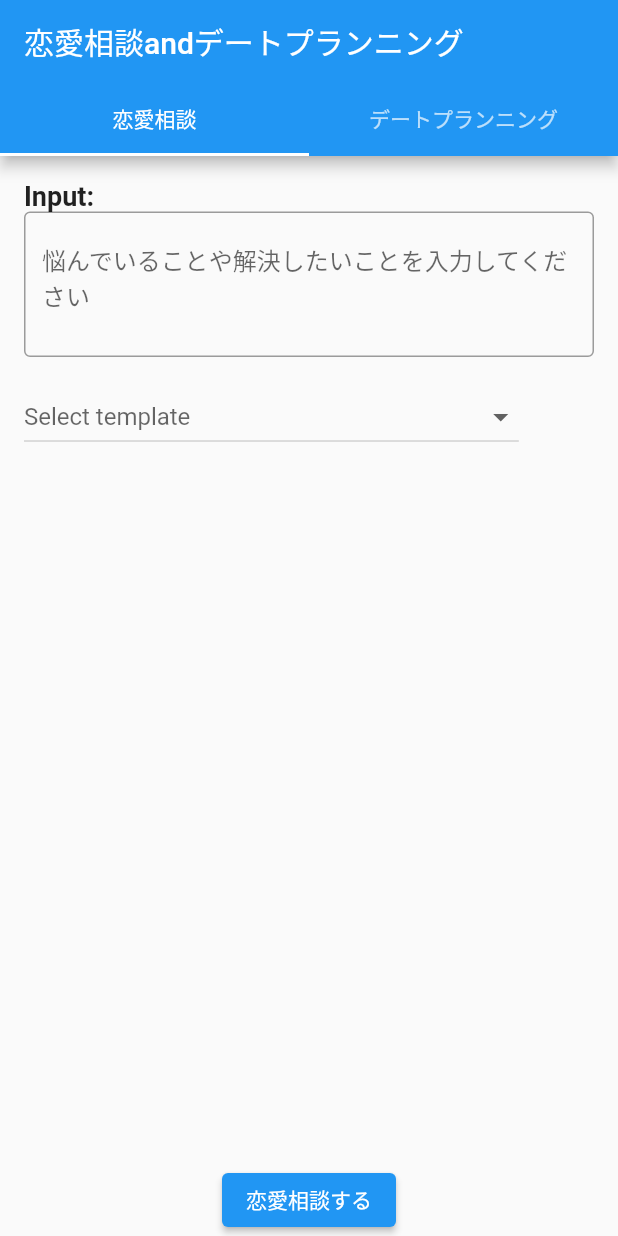
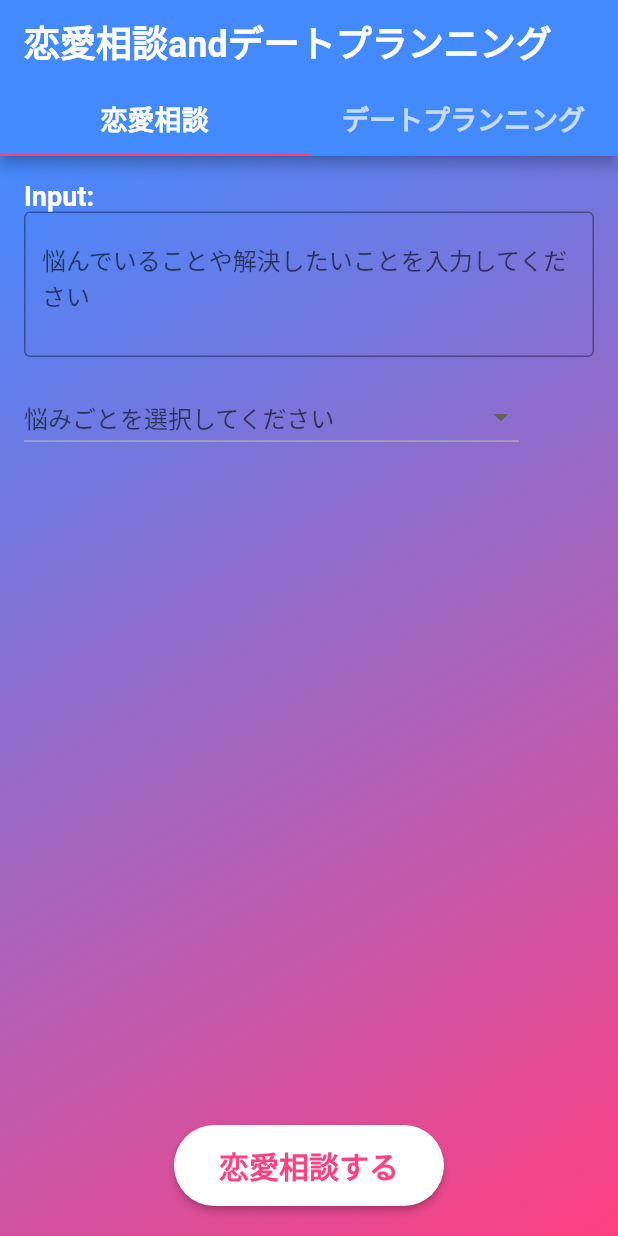
Before and after one commit to amIkaito/inlove, a Flutter app: the screen it shows after launch, on a phone screen of 412 x 824 dp. Run offline on Flutter 3.47's test engine with Material 2 defaults, Android fonts, the phone set to English and light mode, and no system bars; Roboto replaces fonts that are missing (DancingScript).

Commit message:
APIキー変更 デザイン変更

```diff
--- a/lib/Tabbar/love_advice.dart
+++ b/lib/Tabbar/love_advice.dart
@@ -32,7 +32,6 @@ class _LoveAdvicePageState extends State<LoveAdvicePage>
         '相談内容: 初デートのプラン\nデートの相手の性格や趣味: [入力してください]\n自分の性格や特徴: [入力してください]\n考えているデートプラン: [ユーザー入力]\n質問: このデートプランは適切ですか？他に良いデートプランの提案はありますか？',
     'デート後のフォローアップについての相談':
         '相談内容: デート後のフォローアップ\nデートの内容や相手の反応: [入力してください]\n自分の感想や不安: [入力してください]\n質問: デート後のフォローアップはどのように行うべきですか？具体的なアドバイスが欲しいです。',
-    'カスタマイズ': '',
   };
   // 以前に提供されたコードを追加
   @override
@@ -98,7 +97,7 @@ class _LoveAdvicePageState extends State<LoveAdvicePage>
 
   Widget _buildTemplateDropdown() {
     return DropdownButton<String>(
-      hint: Text("Select template"),
+      hint: Text("悩みごとを選択してください"),
       value: _selectedLoveAdviceTemplate,
       items: loveAdviceTemplates.entries.map((entry) {
         String key = entry.key;
@@ -121,7 +120,16 @@ class _LoveAdvicePageState extends State<LoveAdvicePage>
 
   @override
   Widget build(BuildContext context) {
-    return Column(
+    return Scaffold(
+      body: Container(
+        decoration: BoxDecoration(
+          gradient: LinearGradient(
+            colors: [Colors.blueAccent, Colors.pinkAccent],
+            begin: Alignment.topLeft,
+            end: Alignment.bottomRight,
+          ),
+        ),
+        child: Column(
           children: [
             Expanded(
               child: SingleChildScrollView(
@@ -132,7 +140,12 @@ class _LoveAdvicePageState extends State<LoveAdvicePage>
                     children: <Widget>[
                       Text(
                         'Input:',
-                    style: TextStyle(fontSize: 18, fontWeight: FontWeight.bold),
+                        style: TextStyle(
+                          fontSize: 18,
+                          fontWeight: FontWeight.bold,
+                          fontFamily: 'DancingScript',
+                          color: Colors.white,
+                        ),
                       ),
                       _buildInputField(),
                       SizedBox(height: 16),
@@ -147,9 +160,25 @@ class _LoveAdvicePageState extends State<LoveAdvicePage>
                 onPressed: () => _sendRequest(
                     (inputText) => widget.apiService.getLoveAdvice(inputText)),
                 child: Text('恋愛相談する'),
+                style: ElevatedButton.styleFrom(
+                  primary: Colors.white,
+                  onPrimary: Colors.pinkAccent,
+                  padding: EdgeInsets.symmetric(horizontal: 30, vertical: 12),
+                  textStyle: TextStyle(
+                    fontSize: 20,
+                    fontFamily: 'DancingScript',
+                    fontWeight: FontWeight.bold,
+                  ),
+                  shape: RoundedRectangleBorder(
+                    borderRadius: BorderRadius.circular(30),
                   ),
                 ),
+              ),
+            ),
+            SizedBox(height: 20),
           ],
+        ),
+      ),
     );
   }
 }
--- a/lib/api_service.dart
+++ b/lib/api_service.dart
@@ -3,7 +3,7 @@ import 'package:http/http.dart' as http;
 
 class ApiService {
   static const String _apiKey =
-      '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';
+      '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';
   static const String _apiEndpoint =
       'https://api.openai.com/v1/chat/completions';
 
--- a/lib/main.dart
+++ b/lib/main.dart
@@ -50,9 +50,25 @@ class _MyHomePageState extends State<MyHomePage>
   Widget build(BuildContext context) {
     return Scaffold(
       appBar: AppBar(
-        title: Text(widget.title),
+        title: Text(
+          widget.title,
+          style: TextStyle(
+            fontFamily: 'DancingScript',
+            fontSize: 24,
+            fontWeight: FontWeight.bold,
+          ),
+        ),
+        backgroundColor: Colors.blueAccent,
         bottom: TabBar(
           controller: _tabController,
+          indicatorColor: Colors.pinkAccent,
+          labelColor: Colors.white,
+          unselectedLabelColor: Colors.white.withOpacity(0.7),
+          labelStyle: TextStyle(
+            fontFamily: 'DancingScript',
+            fontSize: 18,
+            fontWeight: FontWeight.bold,
+          ),
           tabs: [
             Tab(text: '恋愛相談'),
             Tab(text: 'デートプランニング'),
```
Lines whose indentation alone changed are shown as unchanged.
